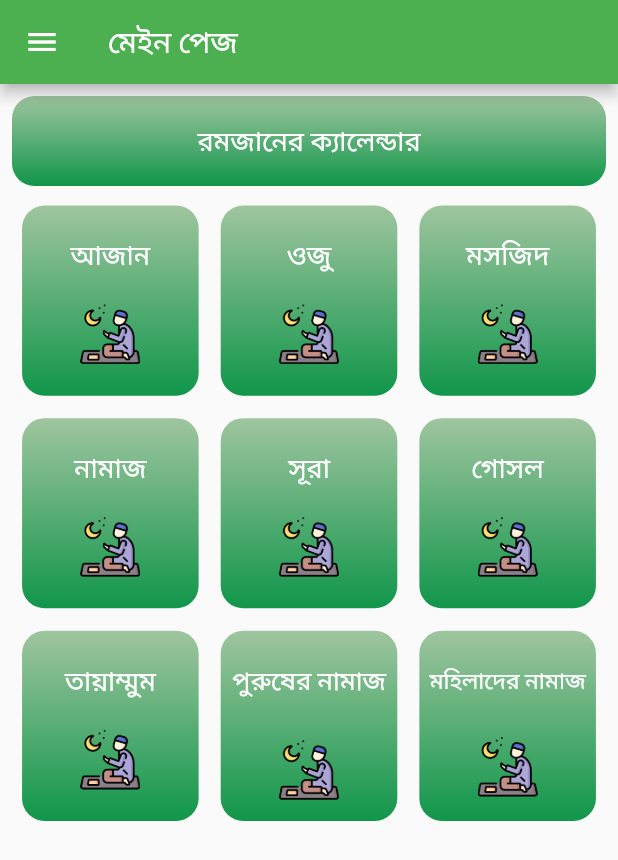
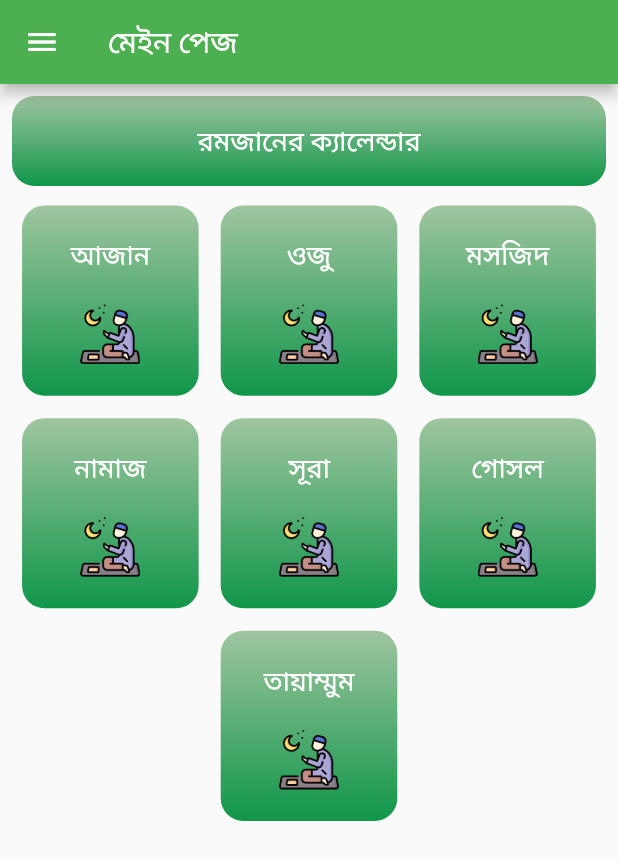
Before and after one commit to Ibrahim-K98han/islamic_apps, a Flutter app: the screen it shows after launch, on a phone screen of 412 x 824 dp. Shown: the top 860 px of the screen. Run offline on Flutter 3.47's test engine with Material 2 defaults, Android fonts, the light colour scheme and no system bars.

Commit message:
drawer color

```diff
--- a/lib/pages/home_page.dart
+++ b/lib/pages/home_page.dart
@@ -27,11 +27,6 @@ class _HomePageState extends State<HomePage> {
   ];
   final List<String> list = [
     'images/praying.png',
-    'images/praying.png',
-    'images/praying.png',
-    'images/praying.png',
-    'images/praying.png',
-    'images/praying.png',
   ];
 
   @override
@@ -42,6 +37,13 @@ class _HomePageState extends State<HomePage> {
         backgroundColor: Colors.green,
       ),
       drawer: Drawer(
+        backgroundColor: Colors.green,
+        shape: RoundedRectangleBorder(
+          borderRadius: BorderRadius.only(
+              topRight: Radius.circular(20),
+              bottomRight: Radius.circular(20),
+          ),
+        ),
         child: SafeArea(
           child: ListView(
             padding: EdgeInsets.zero,
@@ -60,6 +62,30 @@ class _HomePageState extends State<HomePage> {
               ),
               ListTile(
                 title: Text("মসজিদ"),
+                onTap: () {
+                  Navigator.pop(context);
+                },
+              ),
+              ListTile(
+                title: Text("নামাজ"),
+                onTap: () {
+                  Navigator.pop(context);
+                },
+              ),
+              ListTile(
+                title: Text("সূরা"),
+                onTap: () {
+                  Navigator.pop(context);
+                },
+              ),
+              ListTile(
+                title: Text("গোসল"),
+                onTap: () {
+                  Navigator.pop(context);
+                },
+              ),
+              ListTile(
+                title: Text("তায়াম্মুম"),
                 onTap: () {
                   Navigator.pop(context);
                 },
@@ -137,8 +163,7 @@ class _HomePageState extends State<HomePage> {
                         children: [
                           const Text(
                             'আজান',
-                            style: TextStyle(
-                                color: Colors.white, fontSize: 18),
+                            style: TextStyle(color: Colors.white, fontSize: 18),
                           ),
                           const SizedBox(
                             height: 20,
@@ -179,8 +204,7 @@ class _HomePageState extends State<HomePage> {
                         children: [
                           const Text(
                             'ওজু',
-                            style: TextStyle(
-                                color: Colors.white, fontSize: 18),
+                            style: TextStyle(color: Colors.white, fontSize: 18),
                           ),
                           const SizedBox(
                             height: 20,
@@ -221,8 +245,7 @@ class _HomePageState extends State<HomePage> {
                         children: [
                           const Text(
                             'মসজিদ',
-                            style: TextStyle(
-                                color: Colors.white, fontSize: 18),
+                            style: TextStyle(color: Colors.white, fontSize: 18),
                           ),
                           const SizedBox(
                             height: 20,
@@ -240,7 +263,7 @@ class _HomePageState extends State<HomePage> {
               ],
             ),
           ),
-         const SizedBox(
+          const SizedBox(
             height: 10,
           ),
           Padding(
@@ -252,7 +275,8 @@ class _HomePageState extends State<HomePage> {
                   onTap: () {
                     Navigator.push(
                       context,
-                      MaterialPageRoute(builder: (context) => const NamajPage()),
+                      MaterialPageRoute(
+                          builder: (context) => const NamajPage()),
                     );
                   },
                   child: Expanded(
@@ -274,8 +298,7 @@ class _HomePageState extends State<HomePage> {
                         children: [
                           const Text(
                             'নামাজ',
-                            style: TextStyle(
-                                color: Colors.white, fontSize: 18),
+                            style: TextStyle(color: Colors.white, fontSize: 18),
                           ),
                           const SizedBox(
                             height: 20,
@@ -316,8 +339,7 @@ class _HomePageState extends State<HomePage> {
                         children: [
                           const Text(
                             'সূরা',
-                            style: TextStyle(
-                                color: Colors.white, fontSize: 18),
+                            style: TextStyle(color: Colors.white, fontSize: 18),
                           ),
                           const SizedBox(
                             height: 20,
@@ -358,8 +380,7 @@ class _HomePageState extends State<HomePage> {
                         children: [
                           const Text(
                             'গোসল',
-                            style: TextStyle(
-                                color: Colors.white, fontSize: 18),
+                            style: TextStyle(color: Colors.white, fontSize: 18),
                           ),
                           const SizedBox(
                             height: 20,
@@ -389,7 +410,8 @@ class _HomePageState extends State<HomePage> {
                   onTap: () {
                     Navigator.push(
                       context,
-                      MaterialPageRoute(builder: (context) => const TayamumPage()),
+                      MaterialPageRoute(
+                          builder: (context) => const TayamumPage()),
                     );
                   },
                   child: Expanded(
@@ -412,8 +434,8 @@ class _HomePageState extends State<HomePage> {
                           FittedBox(
                             child: const Text(
                               'তায়াম্মুম',
-                              style: TextStyle(
-                                  color: Colors.white, fontSize: 18),
+                              style:
+                                  TextStyle(color: Colors.white, fontSize: 18),
                             ),
                           ),
                           const SizedBox(
@@ -429,100 +451,100 @@ class _HomePageState extends State<HomePage> {
                     ),
                   ),
                 ),
-                InkWell(
-                  onTap: () {
-                    // Navigator.push(
-                    //   context,
-                    //   MaterialPageRoute(builder: (context) => OjuPage()),
-                    // );
-                  },
-                  child: Expanded(
-                    child: Container(
-                      height: (MediaQuery.of(context).size.height / 6.5),
-                      width: (MediaQuery.of(context).size.width / 3.5),
-                      alignment: Alignment.center,
-                      decoration: BoxDecoration(
-                          gradient: const LinearGradient(
-                              colors: [
-                                Color.fromARGB(255, 16, 150, 74),
-                                Color.fromARGB(255, 159, 197, 159),
-                              ],
-                              begin: Alignment.bottomCenter,
-                              end: Alignment.topCenter),
-                          borderRadius: BorderRadius.circular(15)),
-                      child: Column(
-                        mainAxisAlignment: MainAxisAlignment.center,
-                        children: [
-                          const FittedBox(
-                            child:  Padding(
-                              padding: const EdgeInsets.all(8.0),
-                              child: Text(
-                                'পুরুষের নামাজ',
-                                style: TextStyle(
-                                    color: Colors.white, fontSize: 18),
-                              ),
-                            ),
-                          ),
-                          const SizedBox(
-                            height: 20,
-                          ),
-                          Image.asset(
-                            'images/praying.png',
-                            width: 40,
-                            height: 40,
-                          ),
-                        ],
-                      ),
-                    ),
-                  ),
-                ),
-                InkWell(
-                  onTap: () {
-                    // Navigator.push(
-                    //     context,
-                    //     MaterialPageRoute(
-                    //         builder: (context) => MosjidPage()));
-                  },
-                  child: Expanded(
-                    child: Container(
-                      height: (MediaQuery.of(context).size.height / 6.5),
-                      width: (MediaQuery.of(context).size.width / 3.5),
-                      alignment: Alignment.center,
-                      decoration: BoxDecoration(
-                          gradient: const LinearGradient(
-                              colors: [
-                                Color.fromARGB(255, 16, 150, 74),
-                                Color.fromARGB(255, 159, 197, 159),
-                              ],
-                              begin: Alignment.bottomCenter,
-                              end: Alignment.topCenter),
-                          borderRadius: BorderRadius.circular(15)),
-                      child: Column(
-                        mainAxisAlignment: MainAxisAlignment.center,
-                        children: [
-                          const FittedBox(
-                            child:  Padding(
-                              padding:  EdgeInsets.all(8.0),
-                              child: Text(
-                                'মহিলাদের নামাজ',
-                                style: TextStyle(
-                                    color: Colors.white, fontSize: 18),
-                              ),
-                            ),
-                          ),
-                          const SizedBox(
-                            height: 20,
-                          ),
-                          Image.asset(
-                            'images/praying.png',
-                            width: 40,
-                            height: 40,
-                          ),
-                        ],
-                      ),
-                    ),
-                  ),
-                ),
+                // InkWell(
+                //   onTap: () {
+                //     // Navigator.push(
+                //     //   context,
+                //     //   MaterialPageRoute(builder: (context) => OjuPage()),
+                //     // );
+                //   },
+                //   child: Expanded(
+                //     child: Container(
+                //       height: (MediaQuery.of(context).size.height / 6.5),
+                //       width: (MediaQuery.of(context).size.width / 3.5),
+                //       alignment: Alignment.center,
+                //       decoration: BoxDecoration(
+                //           gradient: const LinearGradient(
+                //               colors: [
+                //                 Color.fromARGB(255, 16, 150, 74),
+                //                 Color.fromARGB(255, 159, 197, 159),
+                //               ],
+                //               begin: Alignment.bottomCenter,
+                //               end: Alignment.topCenter),
+                //           borderRadius: BorderRadius.circular(15)),
+                //       child: Column(
+                //         mainAxisAlignment: MainAxisAlignment.center,
+                //         children: [
+                //           const FittedBox(
+                //             child:  Padding(
+                //               padding: const EdgeInsets.all(8.0),
+                //               child: Text(
+                //                 'পুরুষের নামাজ',
+                //                 style: TextStyle(
+                //                     color: Colors.white, fontSize: 18),
+                //               ),
+                //             ),
+                //           ),
+                //           const SizedBox(
+                //             height: 20,
+                //           ),
+                //           Image.asset(
+                //             'images/praying.png',
+                //             width: 40,
+                //             height: 40,
+                //           ),
+                //         ],
+                //       ),
+                //     ),
+                //   ),
+                // ),
+                // InkWell(
+                //   onTap: () {
+                //     // Navigator.push(
+                //     //     context,
+                //     //     MaterialPageRoute(
+                //     //         builder: (context) => MosjidPage()));
+                //   },
+                //   child: Expanded(
+                //     child: Container(
+                //       height: (MediaQuery.of(context).size.height / 6.5),
+                //       width: (MediaQuery.of(context).size.width / 3.5),
+                //       alignment: Alignment.center,
+                //       decoration: BoxDecoration(
+                //           gradient: const LinearGradient(
+                //               colors: [
+                //                 Color.fromARGB(255, 16, 150, 74),
+                //                 Color.fromARGB(255, 159, 197, 159),
+                //               ],
+                //               begin: Alignment.bottomCenter,
+                //               end: Alignment.topCenter),
+                //           borderRadius: BorderRadius.circular(15)),
+                //       child: Column(
+                //         mainAxisAlignment: MainAxisAlignment.center,
+                //         children: [
+                //           const FittedBox(
+                //             child:  Padding(
+                //               padding:  EdgeInsets.all(8.0),
+                //               child: Text(
+                //                 'মহিলাদের নামাজ',
+                //                 style: TextStyle(
+                //                     color: Colors.white, fontSize: 18),
+                //               ),
+                //             ),
+                //           ),
+                //           const SizedBox(
+                //             height: 20,
+                //           ),
+                //           Image.asset(
+                //             'images/praying.png',
+                //             width: 40,
+                //             height: 40,
+                //           ),
+                //         ],
+                //       ),
+                //     ),
+                //   ),
+                // ),
               ],
             ),
           ),
```
